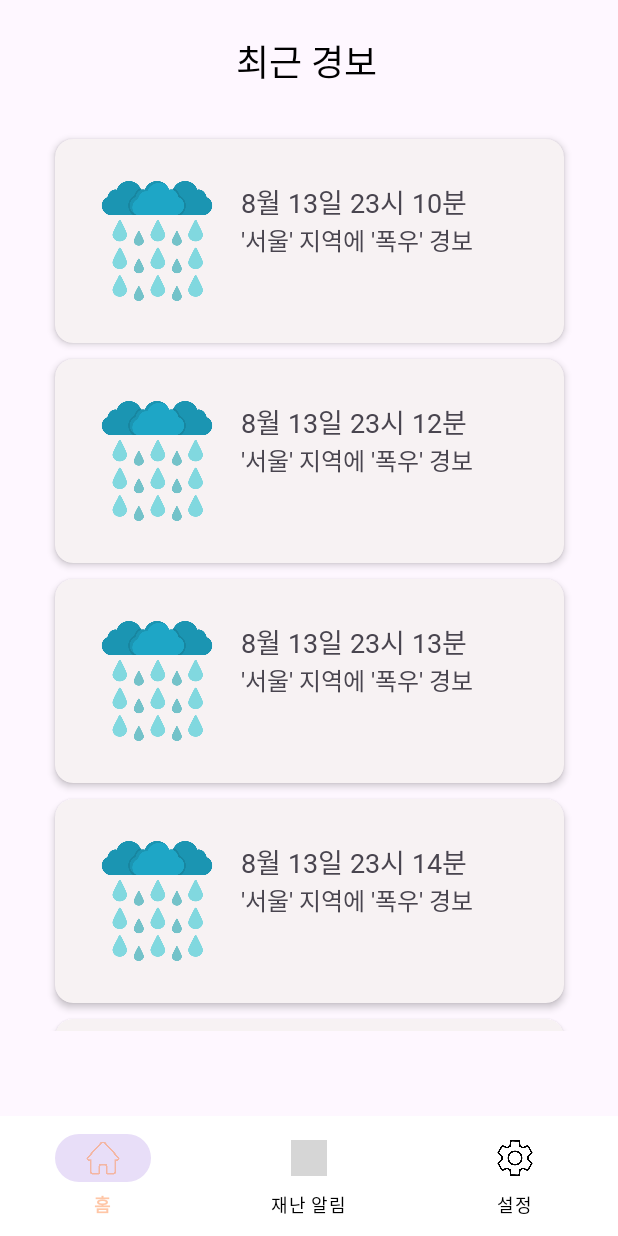
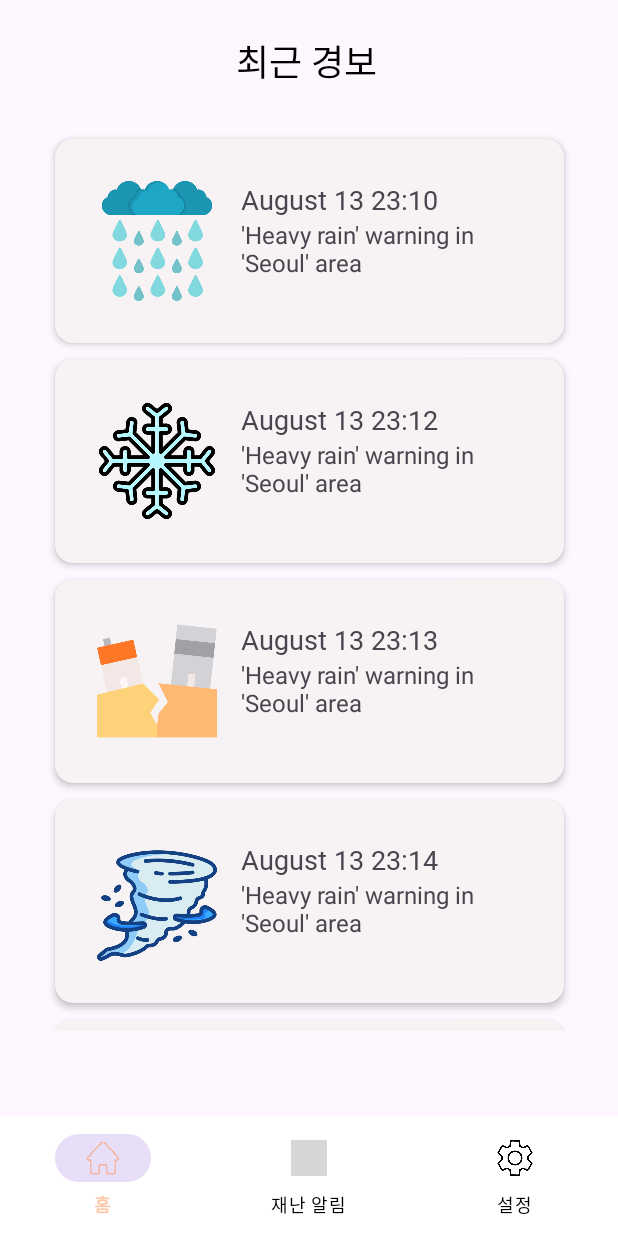
Before and after one commit to Beacon-2023/Beacon-frontend, an Android app: the fragment messageFragment placed in its activity, on a phone screen of 412 x 824 dp. Run offline under Robolectric (Android 15) with nearby library versions, the phone set to English and light mode, and no system bars; libraries missing offline, so code that uses them is left out: com.naver.maps; 1 statement that could not run was skipped; grey boxes are pictures that could not be loaded.

Commit message:
[ADD] api에서 받은 메시지 재가공 코드

```diff
--- a/app/src/main/java/com/beacon/message/MessageFragment.kt
+++ b/app/src/main/java/com/beacon/message/MessageFragment.kt
@@ -39,18 +39,49 @@ class messageFragment : Fragment() {
     override fun onViewCreated(view: View, savedInstanceState: Bundle?) {
         super.onViewCreated(view, savedInstanceState)
 
+        //여기서 재난 관련 API를 사용해서 재난 정보를 받아오고 items들을 구성한다!!
         val recyclerView = view.findViewById<RecyclerView>(R.id.recyclerview_main)
-        val items = mutableListOf(
-            CardViewItem(R.drawable.icon_rain, "8월 13일 23시 10분", "'서울' 지역에 '폭우' 경보"),
-            CardViewItem(R.drawable.icon_rain, "8월 13일 23시 12분", "'서울' 지역에 '폭우' 경보"),
-            CardViewItem(R.drawable.icon_rain, "8월 13일 23시 13분", "'서울' 지역에 '폭우' 경보"),
-            CardViewItem(R.drawable.icon_rain, "8월 13일 23시 14분", "'서울' 지역에 '폭우' 경보"),
-            CardViewItem(R.drawable.icon_rain, "8월 13일 23시 15분", "'서울' 지역에 '폭우' 경보")
+        val items = mutableListOf<CardViewItem>()
+
+        val data = listOf(
+            Triple("호우", "August 13 23:10", "'Heavy rain' warning in 'Seoul' area"),
+            Triple("대설", "August 13 23:12", "'Heavy rain' warning in 'Seoul' area"),
+            Triple("지진", "August 13 23:13", "'Heavy rain' warning in 'Seoul' area"),
+            Triple("태풍", "August 13 23:14", "'Heavy rain' warning in 'Seoul' area"),
+            Triple("산불", "August 13, 23:15", "'Heavy rain' warning in 'Seoul' area")
         )
+
+        for (triple in data) {
+            val iconName = triple.first
+            val timestamp = triple.second
+            val message = triple.third
+
+            // Map the iconName to the appropriate resource ID
+            val iconResourceId = when (iconName) {
+                "호우" -> R.drawable.icon_rain
+                "대설" -> R.drawable.icon_heavysnow
+                "지진" -> R.drawable.icon_earthquake
+                "태풍" -> R.drawable.icon_typhoon
+                "산불" -> R.drawable.icon_buring
+                "민방위" -> R.drawable.icon_war
+                else -> R.drawable.icon_nodisaster
+            }
+
+            val cardViewItem = CardViewItem(iconResourceId, timestamp, message)
+            items.add(cardViewItem)
+        }
 
         val adapter = CardViewAdapter(items)
         recyclerView.adapter = adapter
         recyclerView.layoutManager = LinearLayoutManager(requireContext())
+
+        //        val items = mutableListOf(
+//            CardViewItem(R.drawable.icon_rain, "8월 13일 23시 10분", "'서울' 지역에 '폭우' 경보"),
+//            CardViewItem(R.drawable.icon_rain, "8월 13일 23시 12분", "'서울' 지역에 '폭우' 경보"),
+//            CardViewItem(R.drawable.icon_rain, "8월 13일 23시 13분", "'서울' 지역에 '폭우' 경보"),
+//            CardViewItem(R.drawable.icon_rain, "8월 13일 23시 14분", "'서울' 지역에 '폭우' 경보"),
+//            CardViewItem(R.drawable.icon_rain, "8월 13일 23시 15분", "'서울' 지역에 '폭우' 경보")
+//        )
 
     }
 
```
